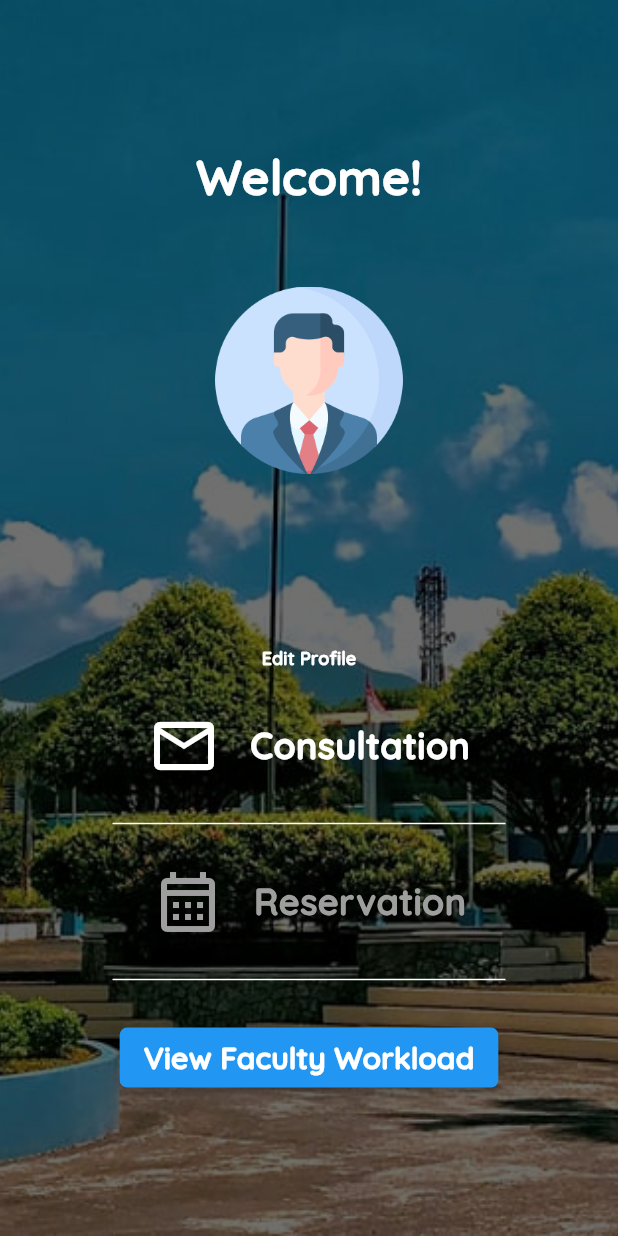
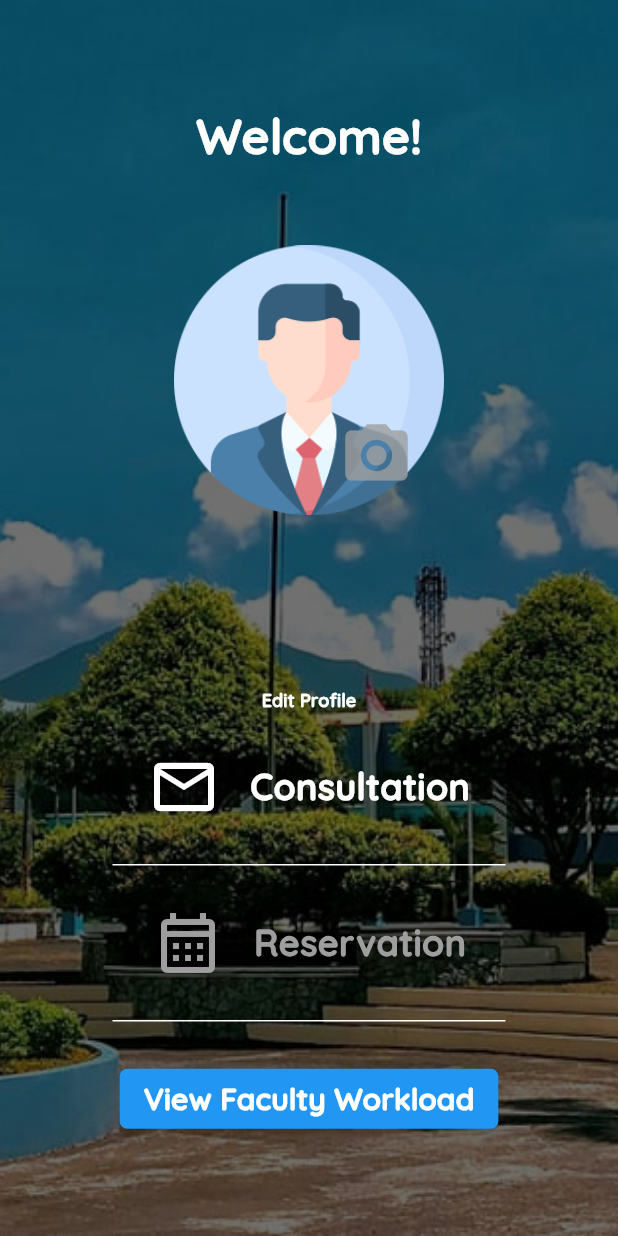
Before and after one commit to RoseannTejano/valley_students-teachers-admin_latest, a Flutter app: the StudentHomeScreen screen opened by its route, on a phone screen of 412 x 824 dp. Run offline on Flutter 3.47's test engine with Material 3 defaults, Android fonts, the phone set to English and light mode, and no system bars; our stand-ins replace cloud_firestore, file_picker, firebase_auth, firebase_core, firebase_storage, fluttertoast and 1 more; missing offline and left inert: cell_calendar, mailer; accounts and stored records are empty.

Commit message:
add profile pic function added

```diff
--- a/lib/screens/student_home_screen.dart
+++ b/lib/screens/student_home_screen.dart
@@ -1,5 +1,10 @@
+import 'dart:convert';
+import 'dart:io';
+
 import 'package:cloud_firestore/cloud_firestore.dart';
+import 'package:file_picker/file_picker.dart';
 import 'package:firebase_auth/firebase_auth.dart';
+import 'package:firebase_storage/firebase_storage.dart';
 import 'package:flutter/material.dart';
 import 'package:url_launcher/url_launcher_string.dart';
 import 'package:valley_students_and_teachers/services/add_notif.dart';
@@ -10,7 +15,7 @@ import 'package:valley_students_and_teachers/widgets/reservation_dialog.dart';
 import 'package:valley_students_and_teachers/widgets/text_widget.dart';
 import 'package:valley_students_and_teachers/widgets/textfield_widget.dart';
 import 'package:intl/intl.dart' show DateFormat, toBeginningOfSentenceCase;
-
+import 'package:http/http.dart' as http;
 import '../services/add_chatroom.dart';
 
 class StudentHomeScreen extends StatefulWidget {
@@ -36,6 +41,65 @@ class _StudentHomeScreenState extends State<StudentHomeScreen> {
 
   final emailController = TextEditingController();
   final nameController = TextEditingController();
+
+  DocumentReference userReference = FirebaseFirestore.instance
+      .collection('Users')
+      .doc(FirebaseAuth.instance.currentUser!.uid);
+
+// Example function to update user data
+  Future<void> updateUser(var img) async {
+    try {
+      // Use the update method to update specific fields in the document
+      await userReference.update({
+        'imageUrl': img
+        // Add other fields as needed
+      });
+
+      print('User data updated successfully');
+    } catch (e) {
+      print('Error updating user data: $e');
+    }
+  }
+
+  PlatformFile? pickedFile;
+
+  Future selectFile() async {
+    final result = await FilePicker.platform.pickFiles();
+    if (result == null) return;
+
+    setState(() {
+      pickedFile = result.files.first;
+    });
+
+    if (pickedFile != null) {
+      _uploadImg();
+    }
+  }
+
+  var imgUrl = '';
+  Future<void> _uploadImg() async {
+    final url = Uri.parse('https://api.cloudinary.com/v1_1/dt66q7ysr/upload');
+
+    final request = http.MultipartRequest('POST', url)
+      ..fields['upload_preset'] = 'gkp7yejf'
+      ..files.add(await http.MultipartFile.fromPath('file', pickedFile!.path!));
+    final response = await request.send();
+    if (response.statusCode == 200) {
+      final responseData = await response.stream.toBytes();
+      final responseString = String.fromCharCodes(responseData);
+      final jsonMap = jsonDecode(responseString);
+
+      setState(() {
+        final url = jsonMap['url'];
+        imgUrl = url;
+      });
+      print(imgUrl);
+      if (imgUrl != '') {
+        updateUser(imgUrl);
+      }
+    }
+  }
+
   @override
   Widget build(BuildContext context) {
     return Scaffold(
@@ -94,10 +158,56 @@ class _StudentHomeScreenState extends State<StudentHomeScreen> {
                           const SizedBox(
                             height: 50,
                           ),
-                          Image.asset(
-                            'assets/images/avatar.png',
-                            height: 125,
-                          ),
+                          InkWell(
+                              onTap: () {
+                                // updateUser();
+                                selectFile();
+                                // print(data['imageUrl']);
+                              },
+                              child: CircleAvatar(
+                                backgroundColor: Colors.transparent,
+                                radius: 90,
+                                child: Center(
+                                  child: Stack(
+                                    children: [
+                                      Container(
+                                        child: data['imageUrl'].isNotEmpty
+                                            ? CircleAvatar(
+                                                radius: 90,
+                                                backgroundImage: NetworkImage(
+                                                    data['imageUrl']),
+                                              )
+                                            : pickedFile != null
+                                                ? ClipOval(
+                                                    child: Image.file(
+                                                    File(pickedFile!.path!),
+                                                    width:
+                                                        200.0, // Adjust the width as needed
+                                                    height:
+                                                        200.0, // Adjust the height as needed
+                                                    fit: BoxFit.cover,
+                                                  ))
+                                                : Image.asset(
+                                                    'assets/images/avatar.png',
+                                                    height: 200,
+                                                  ),
+                                      ),
+                                      Padding(
+                                        padding: const EdgeInsets.only(
+                                            right: 20.0, bottom: 15),
+                                        child: Align(
+                                            alignment: Alignment.bottomRight,
+                                            child: Icon(
+                                              Icons.camera_alt,
+                                              size: 50,
+                                              color:
+                                                  Colors.grey.withOpacity(0.8),
+                                            )),
+                                      ),
+                                    ],
+                                  ),
+                                ),
+                              )),
                           const SizedBox(
                             height: 20,
                           ),
--- a/lib/services/add_user.dart
+++ b/lib/services/add_user.dart
@@ -13,6 +13,7 @@ Future addUser(name, idNumber, password, role) async {
     'role': role,
     'avail': '',
     'isActive': true,
+    'imageUrl': ''
   };
 
   await docUser.set(json);
--- a/pubspec.yaml
+++ b/pubspec.yaml
@@ -45,6 +45,9 @@ dependencies:
   get_storage:
   url_launcher:
   cell_calendar:
+  file_picker: ^6.1.1
+  firebase_storage: ^11.5.6
+  http: ^1.1.0
   # getwidget: ^4.0.0
   mailer: ^6.0.1
 
```
Also changed, not shown: pubspec.lock, 3 other files.
